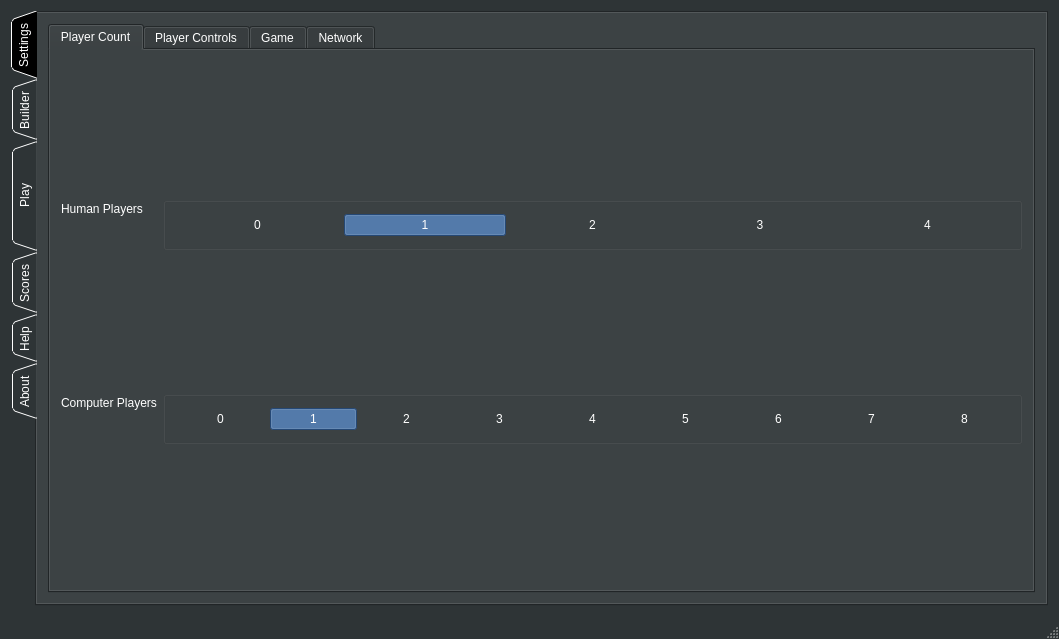
First picture: the form in MainWindow.ui, repository SwissalpS/QtSssSNibblers, before the edit.
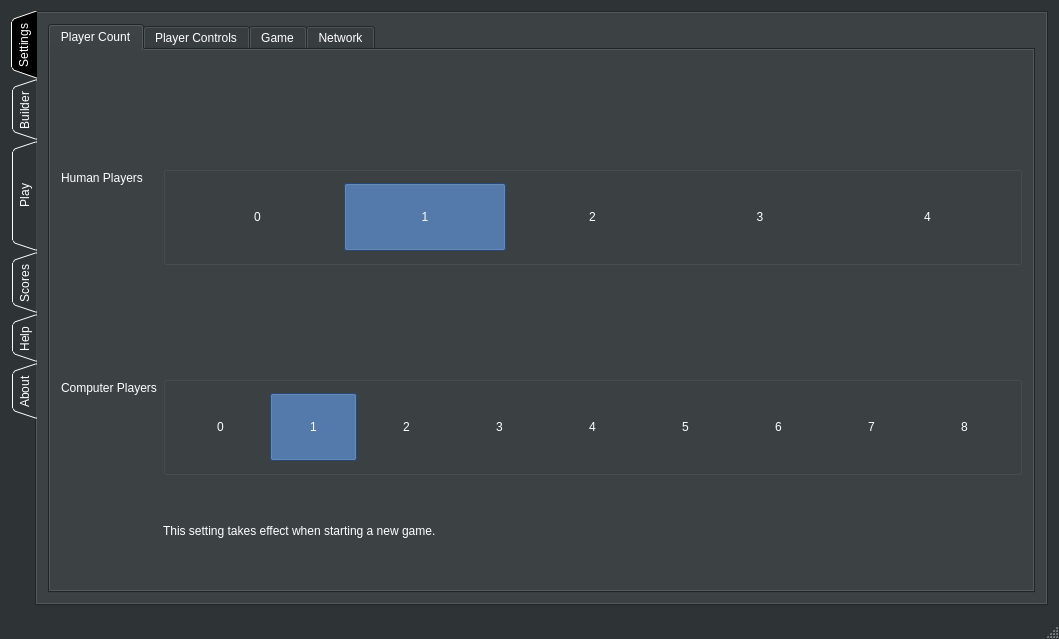
Second picture: the form after the edit. The open tabs and pages were chosen to show the change.

Commit message: MainWindow.ui changes to take over in noNetwork

```diff
--- a/MainWindow.ui
+++ b/MainWindow.ui
@@ -455,7 +455,7 @@
         <string>Settings</string>
        </attribute>
        <layout class="QGridLayout" name="gridLayout_3">
-        <item row="0" column="1">
+        <item row="0" column="0">
          <widget class="QTabWidget" name="tabSettingsInner">
           <property name="currentIndex">
            <number>2</number>
@@ -487,6 +487,12 @@
             </item>
             <item row="1" column="1">
              <widget class="QGroupBox" name="groupBox">
+              <property name="sizePolicy">
+               <sizepolicy hsizetype="Preferred" vsizetype="MinimumExpanding">
+                <horstretch>0</horstretch>
+                <verstretch>0</verstretch>
+               </sizepolicy>
+              </property>
               <property name="title">
                <string notr="true"/>
               </property>
@@ -497,11 +503,17 @@
                <item>
                 <widget class="QPushButton" name="buttonHP0">
                  <property name="sizePolicy">
-                  <sizepolicy hsizetype="Minimum" vsizetype="Maximum">
+                  <sizepolicy hsizetype="Minimum" vsizetype="MinimumExpanding">
                    <horstretch>0</horstretch>
                    <verstretch>0</verstretch>
                   </sizepolicy>
                  </property>
+                 <property name="minimumSize">
+                  <size>
+                   <width>0</width>
+                   <height>64</height>
+                  </size>
+                 </property>
                  <property name="palette">
                   <palette>
                    <active>
@@ -667,11 +679,17 @@
                <item>
                 <widget class="QPushButton" name="buttonHP1">
                  <property name="sizePolicy">
-                  <sizepolicy hsizetype="Minimum" vsizetype="Maximum">
+                  <sizepolicy hsizetype="Minimum" vsizetype="MinimumExpanding">
                    <horstretch>0</horstretch>
                    <verstretch>0</verstretch>
                   </sizepolicy>
                  </property>
+                 <property name="minimumSize">
+                  <size>
+                   <width>0</width>
+                   <height>64</height>
+                  </size>
+                 </property>
                  <property name="palette">
                   <palette>
                    <active>
@@ -840,11 +858,17 @@
                <item>
                 <widget class="QPushButton" name="buttonHP2">
                  <property name="sizePolicy">
-                  <sizepolicy hsizetype="Minimum" vsizetype="Maximum">
+                  <sizepolicy hsizetype="Minimum" vsizetype="MinimumExpanding">
                    <horstretch>0</horstretch>
                    <verstretch>0</verstretch>
                   </sizepolicy>
                  </property>
+                 <property name="minimumSize">
+                  <size>
+                   <width>0</width>
+                   <height>64</height>
+                  </size>
+                 </property>
                  <property name="palette">
                   <palette>
                    <active>
@@ -1010,11 +1034,17 @@
                <item>
                 <widget class="QPushButton" name="buttonHP3">
                  <property name="sizePolicy">
-                  <sizepolicy hsizetype="Minimum" vsizetype="Maximum">
+                  <sizepolicy hsizetype="Minimum" vsizetype="MinimumExpanding">
                    <horstretch>0</horstretch>
                    <verstretch>0</verstretch>
                   </sizepolicy>
                  </property>
+                 <property name="minimumSize">
+                  <size>
+                   <width>0</width>
+                   <height>64</height>
+                  </size>
+                 </property>
                  <property name="palette">
                   <palette>
                    <active>
@@ -1180,11 +1210,17 @@
                <item>
                 <widget class="QPushButton" name="buttonHP4">
                  <property name="sizePolicy">
-                  <sizepolicy hsizetype="Minimum" vsizetype="Maximum">
+                  <sizepolicy hsizetype="Minimum" vsizetype="MinimumExpanding">
                    <horstretch>0</horstretch>
                    <verstretch>0</verstretch>
                   </sizepolicy>
                  </property>
+                 <property name="minimumSize">
+                  <size>
+                   <width>0</width>
+                   <height>64</height>
+                  </size>
+                 </property>
                  <property name="palette">
                   <palette>
                    <active>
@@ -1388,6 +1424,18 @@
               <property name="enabled">
                <bool>true</bool>
               </property>
+              <property name="sizePolicy">
+               <sizepolicy hsizetype="Preferred" vsizetype="MinimumExpanding">
+                <horstretch>0</horstretch>
+                <verstretch>0</verstretch>
+               </sizepolicy>
+              </property>
+              <property name="minimumSize">
+               <size>
+                <width>0</width>
+                <height>0</height>
+               </size>
+              </property>
               <property name="title">
                <string notr="true"/>
               </property>
@@ -1398,11 +1446,17 @@
                <item>
                 <widget class="QPushButton" name="buttonAP0">
                  <property name="sizePolicy">
-                  <sizepolicy hsizetype="Minimum" vsizetype="Maximum">
+                  <sizepolicy hsizetype="Minimum" vsizetype="MinimumExpanding">
                    <horstretch>0</horstretch>
                    <verstretch>0</verstretch>
                   </sizepolicy>
                  </property>
+                 <property name="minimumSize">
+                  <size>
+                   <width>0</width>
+                   <height>64</height>
+                  </size>
+                 </property>
                  <property name="palette">
                   <palette>
                    <active>
@@ -1568,11 +1622,17 @@
                <item>
                 <widget class="QPushButton" name="buttonAP1">
                  <property name="sizePolicy">
-                  <sizepolicy hsizetype="Minimum" vsizetype="Maximum">
+                  <sizepolicy hsizetype="Minimum" vsizetype="MinimumExpanding">
                    <horstretch>0</horstretch>
                    <verstretch>0</verstretch>
                   </sizepolicy>
                  </property>
+                 <property name="minimumSize">
+                  <size>
+                   <width>0</width>
+                   <height>64</height>
+                  </size>
+                 </property>
                  <property name="palette">
                   <palette>
                    <active>
@@ -1741,11 +1801,17 @@
                <item>
                 <widget class="QPushButton" name="buttonAP2">
                  <property name="sizePolicy">
-                  <sizepolicy hsizetype="Minimum" vsizetype="Maximum">
+                  <sizepolicy hsizetype="Minimum" vsizetype="MinimumExpanding">
                    <horstretch>0</horstretch>
                    <verstretch>0</verstretch>
                   </sizepolicy>
                  </property>
+                 <property name="minimumSize">
+                  <size>
+                   <width>0</width>
+                   <height>64</height>
+                  </size>
+                 </property>
                  <property name="palette">
                   <palette>
                    <active>
@@ -1911,11 +1977,17 @@
                <item>
                 <widget class="QPushButton" name="buttonAP3">
                  <property name="sizePolicy">
-                  <sizepolicy hsizetype="Minimum" vsizetype="Maximum">
+                  <sizepolicy hsizetype="Minimum" vsizetype="MinimumExpanding">
                    <horstretch>0</horstretch>
                    <verstretch>0</verstretch>
                   </sizepolicy>
                  </property>
+                 <property name="minimumSize">
+                  <size>
+                   <width>0</width>
+                   <height>64</height>
+                  </size>
+                 </property>
                  <property name="palette">
                   <palette>
                    <active>
@@ -2081,11 +2153,17 @@
                <item>
                 <widget class="QPushButton" name="buttonAP4">
                  <property name="sizePolicy">
-                  <sizepolicy hsizetype="Minimum" vsizetype="Maximum">
+                  <sizepolicy hsizetype="Minimum" vsizetype="MinimumExpanding">
                    <horstretch>0</horstretch>
                    <verstretch>0</verstretch>
                   </sizepolicy>
                  </property>
+                 <property name="minimumSize">
+                  <size>
+                   <width>0</width>
+                   <height>64</height>
+                  </size>
+                 </property>
                  <property name="palette">
                   <palette>
                    <active>
@@ -2251,11 +2329,17 @@
                <item>
                 <widget class="QPushButton" name="buttonAP5">
                  <property name="sizePolicy">
-                  <sizepolicy hsizetype="Minimum" vsizetype="Maximum">
+                  <sizepolicy hsizetype="Minimum" vsizetype="MinimumExpanding">
                    <horstretch>0</horstretch>
                    <verstretch>0</verstretch>
                   </sizepolicy>
                  </property>
+                 <property name="minimumSize">
+                  <size>
+                   <width>0</width>
+                   <height>64</height>
+                  </size>
+                 </property>
                  <property name="palette">
                   <palette>
                    <active>
@@ -2421,11 +2505,17 @@
                <item>
                 <widget class="QPushButton" name="buttonAP6">
                  <property name="sizePolicy">
-                  <sizepolicy hsizetype="Minimum" vsizetype="Maximum">
+                  <sizepolicy hsizetype="Minimum" vsizetype="MinimumExpanding">
                    <horstretch>0</horstretch>
                    <verstretch>0</verstretch>
                   </sizepolicy>
                  </property>
+                 <property name="minimumSize">
+                  <size>
+                   <width>0</width>
+                   <height>64</height>
+                  </size>
+                 </property>
                  <property name="palette">
                   <palette>
                    <active>
@@ -2591,11 +2681,17 @@
                <item>
                 <widget class="QPushButton" name="buttonAP7">
                  <property name="sizePolicy">
-                  <sizepolicy hsizetype="Minimum" vsizetype="Maximum">
+                  <sizepolicy hsizetype="Minimum" vsizetype="MinimumExpanding">
                    <horstretch>0</horstretch>
                    <verstretch>0</verstretch>
                   </sizepolicy>
                  </property>
+                 <property name="minimumSize">
+                  <size>
+                   <width>0</width>
+                   <height>64</height>
+                  </size>
+                 </property>
                  <property name="palette">
                   <palette>
                    <active>
@@ -2761,11 +2857,17 @@
                <item>
                 <widget class="QPushButton" name="buttonAP8">
                  <property name="sizePolicy">
-                  <sizepolicy hsizetype="Minimum" vsizetype="Maximum">
+                  <sizepolicy hsizetype="Minimum" vsizetype="MinimumExpanding">
                    <horstretch>0</horstretch>
                    <verstretch>0</verstretch>
                   </sizepolicy>
                  </property>
+                 <property name="minimumSize">
+                  <size>
+                   <width>0</width>
+                   <height>64</height>
+                  </size>
+                 </property>
                  <property name="palette">
                   <palette>
                    <active>
@@ -2931,6 +3033,13 @@
               </layout>
              </widget>
             </item>
+            <item row="7" column="1">
+             <widget class="QLabel" name="label_53">
+              <property name="text">
+               <string>This setting takes effect when starting a new game.</string>
+              </property>
+             </widget>
+            </item>
            </layout>
           </widget>
           <widget class="QWidget" name="tabControls">
```
Left out of the diff: 25 changed lines with no effect on the pictures.
